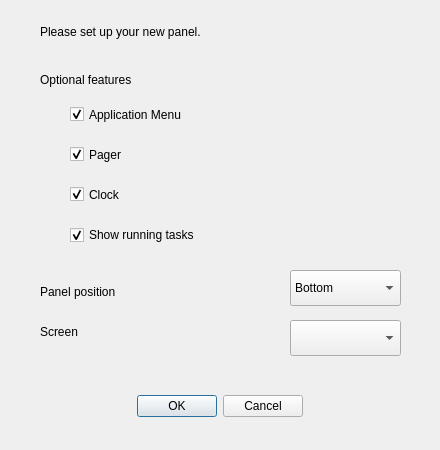
Old version of the form src/view/add_panel_dialog.ui in the repository dangvd/crystal-dock.
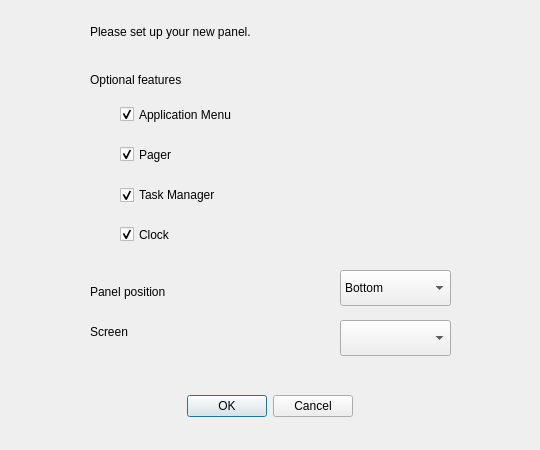
New version of the form.

Commit message: Updates size and text for Welcome dialog and main context menu's optional features.

What changed in the file:
```diff
--- a/src/view/add_panel_dialog.ui
+++ b/src/view/add_panel_dialog.ui
@@ -6,7 +6,7 @@
    <rect>
     <x>0</x>
     <y>0</y>
-    <width>440</width>
+    <width>540</width>
     <height>450</height>
    </rect>
   </property>
@@ -16,7 +16,7 @@
   <widget class="QDialogButtonBox" name="buttonBox">
    <property name="geometry">
     <rect>
-     <x>20</x>
+     <x>70</x>
      <y>390</y>
      <width>400</width>
      <height>32</height>
@@ -35,7 +35,7 @@
   <widget class="QLabel" name="positionLabel">
    <property name="geometry">
     <rect>
-     <x>40</x>
+     <x>90</x>
      <y>280</y>
      <width>210</width>
      <height>23</height>
@@ -48,7 +48,7 @@
   <widget class="QComboBox" name="position">
    <property name="geometry">
     <rect>
-     <x>290</x>
+     <x>340</x>
      <y>270</y>
      <width>111</width>
      <height>36</height>
@@ -81,7 +81,7 @@
   <widget class="QLabel" name="screenLabel">
    <property name="geometry">
     <rect>
-     <x>40</x>
+     <x>90</x>
      <y>320</y>
      <width>210</width>
      <height>23</height>
@@ -94,7 +94,7 @@
   <widget class="QComboBox" name="screen">
    <property name="geometry">
     <rect>
-     <x>290</x>
+     <x>340</x>
      <y>320</y>
      <width>111</width>
      <height>36</height>
@@ -104,7 +104,7 @@
   <widget class="QLabel" name="componentsLabel">
    <property name="geometry">
     <rect>
-     <x>40</x>
+     <x>90</x>
      <y>68</y>
      <width>351</width>
      <height>23</height>
@@ -117,7 +117,7 @@
   <widget class="QCheckBox" name="showApplicationMenu">
    <property name="geometry">
     <rect>
-     <x>70</x>
+     <x>120</x>
      <y>100</y>
      <width>300</width>
      <height>29</height>
@@ -133,7 +133,7 @@
   <widget class="QCheckBox" name="showPager">
    <property name="geometry">
     <rect>
-     <x>70</x>
+     <x>120</x>
      <y>140</y>
      <width>300</width>
      <height>29</height>
@@ -149,7 +149,7 @@
   <widget class="QLabel" name="headerLabel">
    <property name="geometry">
     <rect>
-     <x>40</x>
+     <x>90</x>
      <y>20</y>
      <width>361</width>
      <height>23</height>
@@ -162,8 +162,8 @@
   <widget class="QCheckBox" name="showClock">
    <property name="geometry">
     <rect>
-     <x>70</x>
-     <y>180</y>
+     <x>120</x>
+     <y>220</y>
      <width>300</width>
      <height>29</height>
     </rect>
@@ -178,14 +178,14 @@
   <widget class="QCheckBox" name="showTaskManager">
    <property name="geometry">
     <rect>
-     <x>70</x>
-     <y>220</y>
+     <x>120</x>
+     <y>180</y>
      <width>311</width>
      <height>30</height>
     </rect>
    </property>
    <property name="text">
-    <string>Show running tasks</string>
+    <string>Task Manager</string>
    </property>
    <property name="checked">
     <bool>true</bool>
```
The commit also changes 2 other files.
